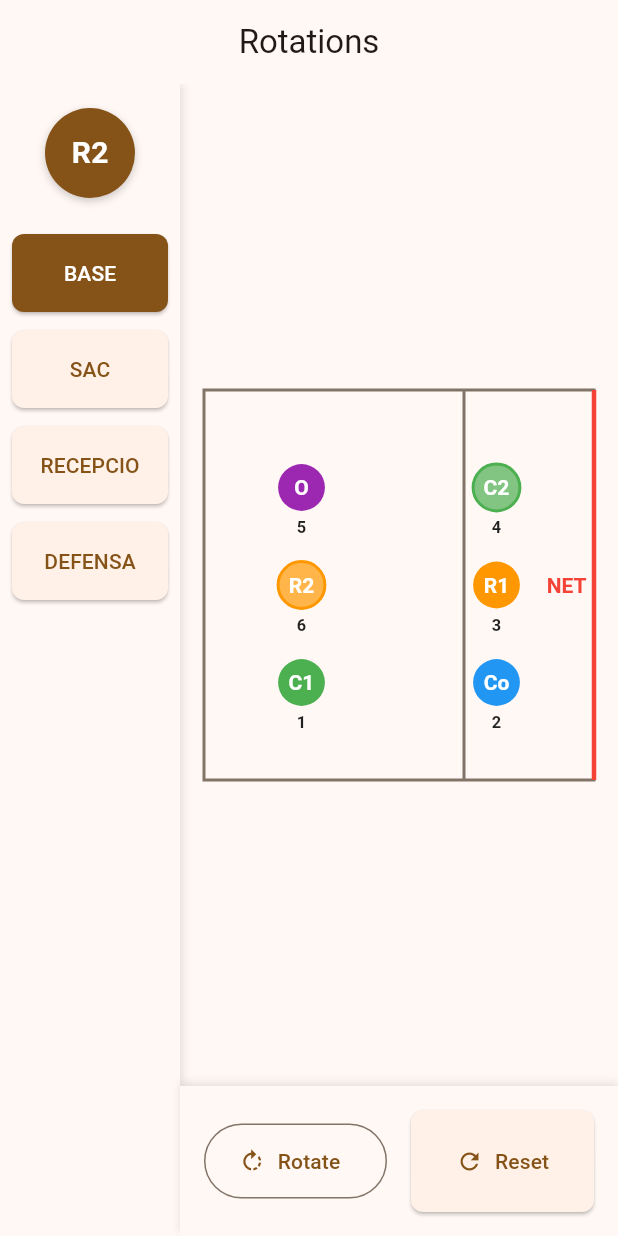
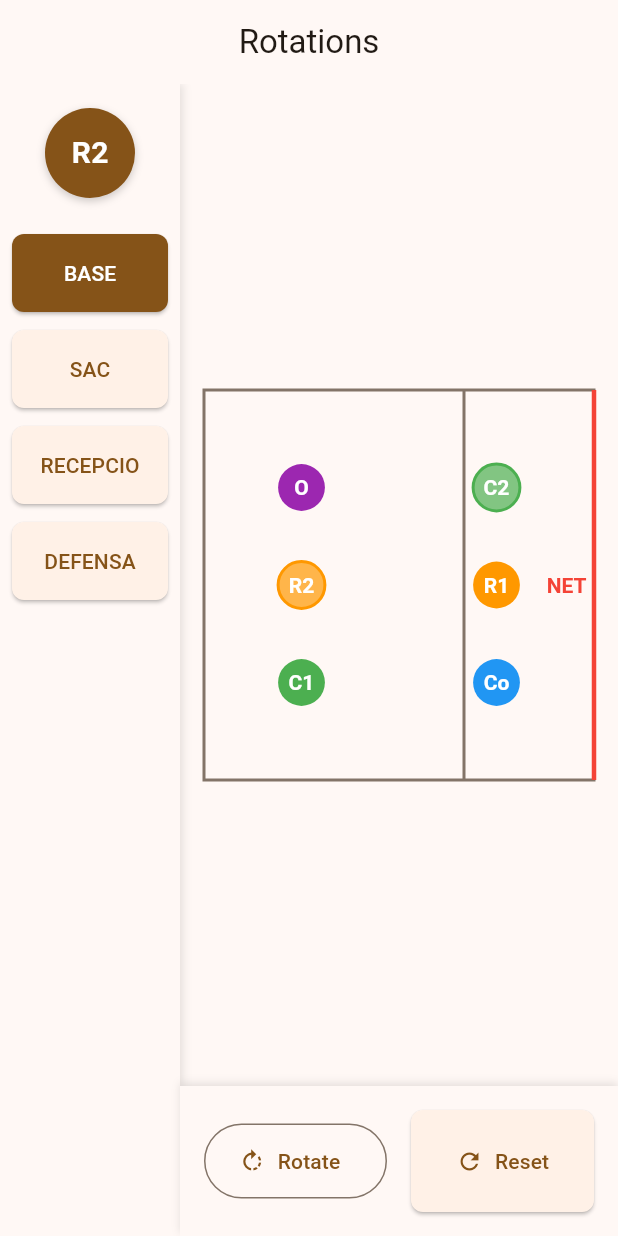
Before and after one commit to PauBenetPrat/volleyflow, a Flutter app: the RotationsPage screen opened by its route, after a tap on "Rotate", on a phone screen of 412 x 824 dp. Run offline on Flutter 3.47's test engine with Material 3 defaults, Android fonts, the phone set to English and light mode, and no system bars; our stand-ins replace flutter_riverpod, go_router.

Commit message:
no-rev: Initial commit

```diff
--- a/lib/core/constants/rotation_positions.dart
+++ b/lib/core/constants/rotation_positions.dart
@@ -36,9 +36,9 @@ class PositionCoord {
 }
 
 class RotationPositions {
-  // Map: Rotation (1-6) -> Phase -> Player Role -> Position (int 1-6 or PositionCoord)
-  // Format: [Rotation][Phase][PlayerRole] = Position (int or PositionCoord)
-  static const Map<int, Map<Phase, Map<String, dynamic>>> positions = {
+  // Map: Rotation (1-6) -> Phase -> Player Role -> Position (int 1-6 or Map with x,y)
+  // Format: [Rotation][Phase][PlayerRole] = Position (int or Map with 'x' and 'y' keys)
+  static final Map<int, Map<Phase, Map<String, dynamic>>> positions = {
     // Rotación 1
     1: {
       Phase.base: {
@@ -50,20 +50,20 @@ class RotationPositions {
         'C1': 6, // Position 6
       },
       Phase.sac: {
-        'Co': 1, // Serves from position 1
-        'R1': 2,
-        'C2': 3,
-        'O': 4,
-        'R2': 5,
-        'C1': 6,
+        'Co': {'x': 0.15, 'y': 0.85}, // Serves from back right corner
+        'R1': {'x': 0.75, 'y': 0.75},
+        'C2': {'x': 0.75, 'y': 0.5},
+        'O': {'x': 0.75, 'y': 0.25},
+        'R2': {'x': 0.25, 'y': 0.25},
+        'C1': {'x': 0.25, 'y': 0.5},
       },
       Phase.recepcio: {
-        'Co': 2, // Moves to net
-        'R1': 1, // Drops back to receive
-        'C2': 3,
-        'O': 4,
-        'R2': 5,
-        'C1': 6,
+        'Co': {'x': 0.15, 'y': 0.85}, // Back right corner to receive
+        'R1': {'x': 0.24, 'y': 0.75}, // Slightly forward to receive
+        'C2': {'x': 0.75, 'y': 0.5},
+        'O': {'x': 0.75, 'y': 0.25},
+        'R2': {'x': 0.25, 'y': 0.25},
+        'C1': {'x': 0.25, 'y': 0.5},
       },
       Phase.defensa: {
         'Co': 2, // At net
@@ -85,20 +85,20 @@ class RotationPositions {
         'C1': 1, // Back right
       },
       Phase.sac: {
-        'Co': 2,
-        'R1': 3,
-        'C2': 4,
-        'O': 1, // Serves from position 1
-        'R2': 6,
-        'C1': 5,
+        'Co': {'x': 0.75, 'y': 0.75}, // Front right
+        'R1': {'x': 0.75, 'y': 0.5}, // Front center
+        'C2': {'x': 0.75, 'y': 0.25}, // Front left
+        'O': {'x': 0.15, 'y': 0.85}, // Serves from back right corner
+        'R2': {'x': 0.25, 'y': 0.5}, // Back center
+        'C1': {'x': 0.25, 'y': 0.25}, // Back left
       },
       Phase.recepcio: {
-        'Co': 2, // At net (front right)
-        'R1': 3, // Front center
-        'C2': 4, // Front left
-        'O': 1,  // Back right (just served)
-        'R2': 6, // Back center
-        'C1': 5, // Back left
+        'Co': {'x': 0.75, 'y': 0.75}, // At net (front right)
+        'R1': {'x': 0.75, 'y': 0.5}, // Front center
+        'C2': {'x': 0.75, 'y': 0.25}, // Front left
+        'O': {'x': 0.15, 'y': 0.85}, // Back right corner to receive
+        'R2': {'x': 0.24, 'y': 0.75}, // Slightly forward to receive
+        'C1': {'x': 0.25, 'y': 0.25}, // Back left
       },
       Phase.defensa: {
         'Co': 2, // At net
@@ -120,20 +120,20 @@ class RotationPositions {
         'C1': 2, // Front right
       },
       Phase.sac: {
-        'Co': 3,
-        'R1': 4,
-        'C2': 5,
-        'O': 1, // Serves from position 1
-        'R2': 6,
-        'C1': 2,
+        'Co': {'x': 0.75, 'y': 0.5}, // Front center
+        'R1': {'x': 0.75, 'y': 0.25}, // Front left
+        'C2': {'x': 0.25, 'y': 0.25}, // Back left
+        'O': {'x': 0.15, 'y': 0.85}, // Serves from back right corner
+        'R2': {'x': 0.25, 'y': 0.5}, // Back center
+        'C1': {'x': 0.75, 'y': 0.75}, // Front right
       },
       Phase.recepcio: {
-        'Co': 2, // Moves to net
-        'R1': 4,
-        'C2': 5,
-        'O': 1,
-        'R2': 6,
-        'C1': 3, // Drops back
+        'Co': {'x': 0.75, 'y': 0.75}, // Moves to net (front right)
+        'R1': {'x': 0.75, 'y': 0.25}, // Front left
+        'C2': {'x': 0.25, 'y': 0.25}, // Back left
+        'O': {'x': 0.15, 'y': 0.85}, // Back right corner to receive
+        'R2': {'x': 0.24, 'y': 0.75}, // Slightly forward to receive
+        'C1': {'x': 0.75, 'y': 0.5}, // Drops back (front center)
       },
       Phase.defensa: {
         'Co': 2,
@@ -155,20 +155,20 @@ class RotationPositions {
         'C1': 3, // Front center
       },
       Phase.sac: {
-        'Co': 4,
-        'R1': 5,
-        'C2': 6,
-        'O': 1, // Serves from position 1
-        'R2': 2,
-        'C1': 3,
+        'Co': {'x': 0.75, 'y': 0.25}, // Front left
+        'R1': {'x': 0.25, 'y': 0.25}, // Back left
+        'C2': {'x': 0.25, 'y': 0.5}, // Back center
+        'O': {'x': 0.15, 'y': 0.85}, // Serves from back right corner
+        'R2': {'x': 0.75, 'y': 0.75}, // Front right
+        'C1': {'x': 0.75, 'y': 0.5}, // Front center
       },
       Phase.recepcio: {
-        'Co': 2, // Moves to net
-        'R1': 5,
-        'C2': 6,
-        'O': 1,
-        'R2': 4, // Drops back
-        'C1': 3,
+        'Co': {'x': 0.75, 'y': 0.75}, // Moves to net (front right)
+        'R1': {'x': 0.25, 'y': 0.25}, // Back left
+        'C2': {'x': 0.25, 'y': 0.5}, // Back center
+        'O': {'x': 0.15, 'y': 0.85}, // Back right corner to receive
+        'R2': {'x': 0.75, 'y': 0.25}, // Drops back (front left)
+        'C1': {'x': 0.75, 'y': 0.5}, // Front center
       },
       Phase.defensa: {
         'Co': 2,
@@ -190,20 +190,20 @@ class RotationPositions {
         'C1': 4, // Front left
       },
       Phase.sac: {
-        'Co': 5,
-        'R1': 6,
-        'C2': 1,
-        'O': 1, // Serves from position 1
-        'R2': 3,
-        'C1': 4,
+        'Co': {'x': 0.25, 'y': 0.25}, // Back left
+        'R1': {'x': 0.25, 'y': 0.5}, // Back center
+        'C2': {'x': 0.25, 'y': 0.75}, // Back right
+        'O': {'x': 0.15, 'y': 0.85}, // Serves from back right corner
+        'R2': {'x': 0.75, 'y': 0.5}, // Front center
+        'C1': {'x': 0.75, 'y': 0.25}, // Front left
       },
       Phase.recepcio: {
-        'Co': 2, // Moves to net
-        'R1': 6,
-        'C2': 1,
-        'O': 5, // Drops back
-        'R2': 3,
-        'C1': 4,
+        'Co': {'x': 0.75, 'y': 0.75}, // Moves to net (front right)
+        'R1': {'x': 0.25, 'y': 0.5}, // Back center
+        'C2': {'x': 0.15, 'y': 0.85}, // Back right corner to receive
+        'O': {'x': 0.24, 'y': 0.75}, // Slightly forward to receive
+        'R2': {'x': 0.75, 'y': 0.5}, // Front center
+        'C1': {'x': 0.75, 'y': 0.25}, // Front left
       },
       Phase.defensa: {
         'Co': 2,
@@ -225,20 +225,20 @@ class RotationPositions {
         'C1': 5, // Back left
       },
       Phase.sac: {
-        'Co': 1, // Serves from position 1
-        'R1': 6,
-        'C2': 2,
-        'O': 3,
-        'R2': 4,
-        'C1': 5,
+        'Co': {'x': 0.15, 'y': 0.85}, // Serves from back right corner
+        'R1': {'x': 0.25, 'y': 0.5}, // Back center
+        'C2': {'x': 0.75, 'y': 0.75}, // Front right
+        'O': {'x': 0.75, 'y': 0.5}, // Front center
+        'R2': {'x': 0.75, 'y': 0.25}, // Front left
+        'C1': {'x': 0.25, 'y': 0.25}, // Back left
       },
       Phase.recepcio: {
-        'Co': 2, // Moves to net
-        'R1': 6,
-        'C2': 5, // Drops back
-        'O': 3,
-        'R2': 4,
-        'C1': 1,
+        'Co': {'x': 0.75, 'y': 0.75}, // Moves to net (front right)
+        'R1': {'x': 0.15, 'y': 0.85}, // Back right corner to receive
+        'C2': {'x': 0.25, 'y': 0.25}, // Drops back (back left)
+        'O': {'x': 0.75, 'y': 0.5}, // Front center
+        'R2': {'x': 0.75, 'y': 0.25}, // Front left
+        'C1': {'x': 0.24, 'y': 0.75}, // Slightly forward to receive
       },
       Phase.defensa: {
         'Co': 2,
@@ -274,10 +274,15 @@ class RotationPositions {
       if (position is int) {
         // Standard position (1-6)
         result[playerRole] = PositionCoord.fromStandardPosition(position);
+      } else if (position is Map<String, dynamic>) {
+        // Custom coordinates
+        final x = (position['x'] as num?)?.toDouble() ?? 0.5;
+        final y = (position['y'] as num?)?.toDouble() ?? 0.5;
+        result[playerRole] = PositionCoord(x: x, y: y);
       } else if (position is Map) {
-        // Custom coordinates
-        final x = position['x'] as double? ?? 0.5;
-        final y = position['y'] as double? ?? 0.5;
+        // Fallback for Map<Object?, Object?>
+        final x = (position['x'] as num?)?.toDouble() ?? 0.5;
+        final y = (position['y'] as num?)?.toDouble() ?? 0.5;
         result[playerRole] = PositionCoord(x: x, y: y);
       }
     });
--- a/lib/features/rotations/presentation/pages/rotations_page.dart
+++ b/lib/features/rotations/presentation/pages/rotations_page.dart
@@ -176,8 +176,10 @@ class RotationsPage extends ConsumerWidget {
                   Expanded(
                     child: Padding(
                       padding: const EdgeInsets.all(16.0),
-                      child: VolleyballCourtWidget(
+                      child:                       VolleyballCourtWidget(
                         playerPositions: rotationState.positions,
+                        rotation: rotationState.rotation,
+                        phase: rotationState.phase,
                       ),
                     ),
                   ),
--- a/lib/shared/widgets/volleyball_court_widget.dart
+++ b/lib/shared/widgets/volleyball_court_widget.dart
@@ -1,7 +1,10 @@
 import 'package:flutter/material.dart';
+import '../../core/constants/rotation_positions.dart';
 
 class VolleyballCourtWidget extends StatefulWidget {
   final List<String> playerPositions;
+  final int? rotation; // If provided, use specific coordinates
+  final Phase? phase; // If provided, use specific coordinates
   final Color? courtColor;
   final Color? lineColor;
   final Color? playerCircleColor;
@@ -9,6 +12,8 @@ class VolleyballCourtWidget extends StatefulWidget {
   const VolleyballCourtWidget({
     super.key,
     required this.playerPositions,
+    this.rotation,
+    this.phase,
     this.courtColor,
     this.lineColor,
     this.playerCircleColor,
@@ -99,6 +104,8 @@ class _VolleyballCourtWidgetState extends State<VolleyballCourtWidget>
                     playerPositions: _currentPositions,
                     previousPositions: _previousPositions,
                     animationValue: _animation.value,
+                    rotation: widget.rotation,
+                    phase: widget.phase,
                     courtColor: courtBgColor,
                     lineColor: linesColor,
                     playerColor: playerColor,
@@ -117,6 +124,8 @@ class VolleyballCourtPainter extends CustomPainter {
   final List<String> playerPositions;
   final List<String>? previousPositions;
   final double animationValue;
+  final int? rotation; // If provided, use specific coordinates
+  final Phase? phase; // If provided, use specific coordinates
   final Color courtColor;
   final Color lineColor;
   final Color playerColor;
@@ -125,6 +134,8 @@ class VolleyballCourtPainter extends CustomPainter {
     required this.playerPositions,
     this.previousPositions,
     this.animationValue = 1.0,
+    this.rotation,
+    this.phase,
     required this.courtColor,
     required this.lineColor,
     required this.playerColor,
@@ -236,38 +247,74 @@ class VolleyballCourtPainter extends CustomPainter {
     final middleY = size.height * 0.5;
     final bottomY = size.height * 0.75;
 
-    // Map positions to coordinates (standard volleyball positions)
-    // Position 1: back right (darrere dreta) - back (leftX) and right (bottomY)
-    // Position 2: front right (davant dreta) - front (rightX) and right (bottomY)
-    // Position 3: front center (davant centre) - front (rightX) and center (middleY)
-    // Position 4: front left (davant esquerra) - front (rightX) and left (topY)
-    // Position 5: back left (darrere esquerra) - back (leftX) and left (topY)
-    // Position 6: back center (darrere centre) - back (leftX) and center (middleY)
+    // Get player coordinates - use specific coordinates if rotation and phase are provided
+    Map<String, Offset> playerCoords = {};
+    Map<String, Offset>? previousPlayerCoords;
 
-    final positionCoordinates = [
-      Offset(leftX, bottomY),   // Position 1: back right (darrere dreta)
-      Offset(rightX, bottomY),  // Position 2: front right (davant dreta)
-      Offset(rightX, middleY), // Position 3: front center (davant centre)
-      Offset(rightX, topY),    // Position 4: front left (davant esquerra)
-      Offset(leftX, topY),     // Position 5: back left (darrere esquerra)
-      Offset(leftX, middleY),  // Position 6: back center (darrere centre)
-    ];
+    if (rotation != null && phase != null) {
+      // Use specific coordinates from RotationPositions
+      final coords = RotationPositions.getPositionCoords(rotation!, phase!);
+      coords.forEach((role, coord) {
+        playerCoords[role] = Offset(
+          coord.x * size.width,  // x: 0.0 = back, 1.0 = front
+          coord.y * size.height, // y: 0.0 = top, 1.0 = bottom
+        );
+      });
 
-    // Draw players based on current rotation with animation
-    for (int i = 0; i < playerPositions.length && i < positionCoordinates.length; i++) {
-      final playerRole = playerPositions[i];
+      // Get previous coordinates if available
+      if (previousPositions != null && animationValue < 1.0) {
+        // Try to get previous rotation/phase from context (simplified - would need to pass this)
+        // For now, use standard positions for previous
+        previousPlayerCoords = {};
+        for (int i = 0; i < previousPositions!.length; i++) {
+          final role = previousPositions![i];
+          if (role.isNotEmpty) {
+            // Use standard position mapping for previous
+            final stdCoords = PositionCoord.fromStandardPosition(i + 1);
+            previousPlayerCoords![role] = Offset(
+              stdCoords.x * size.width,
+              stdCoords.y * size.height,
+            );
+          }
+        }
+      }
+    } else {
+      // Fallback to standard positions
+      final positionCoordinates = [
+        Offset(leftX, bottomY),   // Position 1: back right
+        Offset(rightX, bottomY),  // Position 2: front right
+        Offset(rightX, middleY), // Position 3: front center
+        Offset(rightX, topY),    // Position 4: front left
+        Offset(leftX, topY),     // Position 5: back left
+        Offset(leftX, middleY),  // Position 6: back center
+      ];
+
+      for (int i = 0; i < playerPositions.length && i < positionCoordinates.length; i++) {
+        final role = playerPositions[i];
+        if (role.isNotEmpty) {
+          playerCoords[role] = positionCoordinates[i];
+        }
+      }
+    }
+
+    // Draw players based on current positions with animation
+    // If we have specific coordinates, draw all roles from coords
+    // Otherwise, draw from playerPositions list
+    final rolesToDraw = rotation != null && phase != null
+        ? playerCoords.keys.toList()
+        : playerPositions.where((role) => role.isNotEmpty).toList();
+
+    for (final playerRole in rolesToDraw) {
+      if (playerRole.isEmpty || !playerCoords.containsKey(playerRole)) continue;
 
       // Find where this player was in previous positions
       Offset? previousPosition;
-      if (previousPositions != null && animationValue < 1.0) {
-        final previousIndex = previousPositions!.indexOf(playerRole);
-        if (previousIndex >= 0 && previousIndex < positionCoordinates.length) {
-          previousPosition = positionCoordinates[previousIndex];
-        }
+      if (previousPlayerCoords != null && animationValue < 1.0) {
+        previousPosition = previousPlayerCoords[playerRole];
       }
 
       // Calculate animated position
-      final targetPosition = positionCoordinates[i];
+      final targetPosition = playerCoords[playerRole]!;
       final currentPosition = previousPosition != null && animationValue < 1.0
           ? Offset.lerp(previousPosition, targetPosition, animationValue)!
           : targetPosition;
@@ -319,30 +366,6 @@ class VolleyballCourtPainter extends CustomPainter {
           currentPosition.dy - textPainter.height / 2,
         ),
       );
-
-      // TEMPORAL: Draw position number below the circle
-      final positionNumber = (i + 1).toString(); // Position 1-6
-      final positionTextSpan = TextSpan(
-        text: positionNumber,
-        style: TextStyle(
-          color: Colors.black87,
-          fontSize: playerRadius * 0.7,
-          fontWeight: FontWeight.bold,
-        ),
-      );
-      final positionTextPainter = TextPainter(
-        text: positionTextSpan,
-        textAlign: TextAlign.center,
-        textDirection: TextDirection.ltr,
-      );
-      positionTextPainter.layout();
-      positionTextPainter.paint(
-        canvas,
-        Offset(
-          currentPosition.dx - positionTextPainter.width / 2,
-          currentPosition.dy + playerRadius + 5, // Below the circle
-        ),
-      );
     }
   }
 
```
Also changed, not shown: 2 other files.
